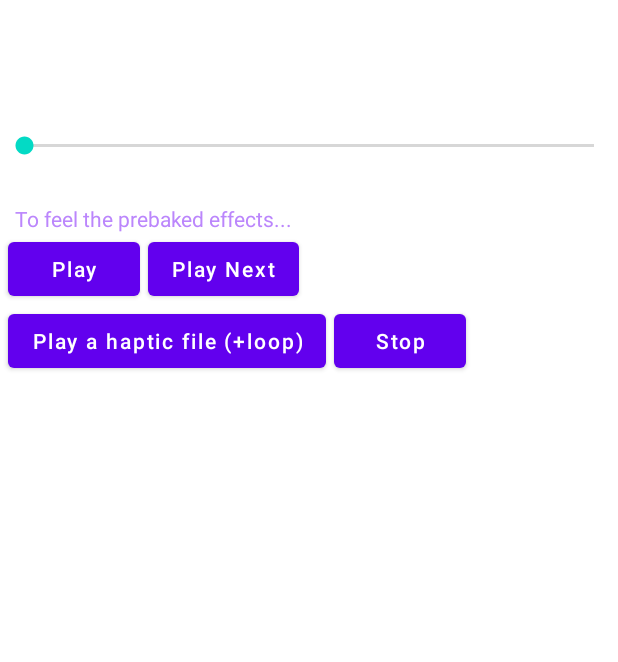
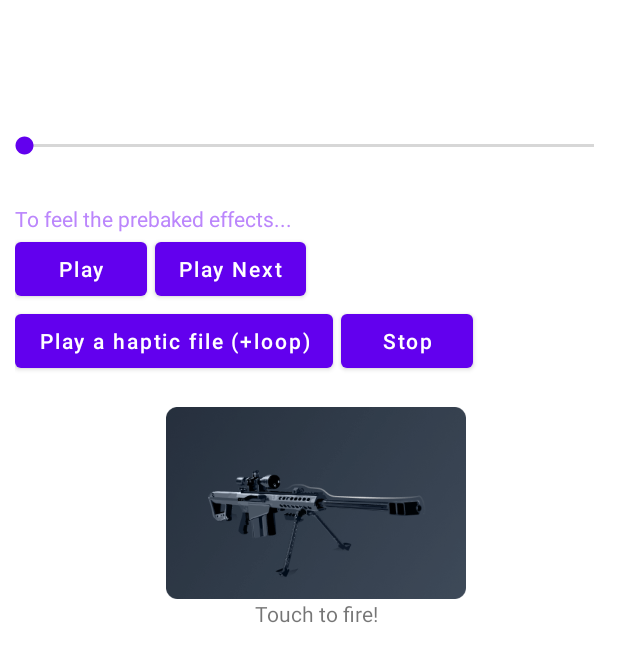
Before and after one commit to richtap-haptics/RichTapDynamics, an Android app: the layout activity_main.xml on its own in the app's theme, with its tools: preview values and no code run, on a phone screen of 412 x 824 dp. Shown: the top 662 px of the screen. Run offline under Robolectric (Android 15) with nearby library versions, the phone set to English and light mode, and no system bars.

Commit message:
v1.0.7 - 演示如何伴随音效一起振动

```diff
--- a/app/build.gradle
+++ b/app/build.gradle
@@ -11,7 +11,7 @@ android {
         minSdk 21
         targetSdk 32
         versionCode 1
-        versionName "1.0.6"
+        versionName "1.0.7"
 
         testInstrumentationRunner "androidx.test.runner.AndroidJUnitRunner"
     }
--- a/app/src/main/res/layout/activity_main.xml
+++ b/app/src/main/res/layout/activity_main.xml
@@ -31,6 +31,8 @@
         android:layout_height="wrap_content"
         android:layout_marginTop="10dp"
         android:layout_marginBottom="20dp"
+        android:progressTint="@color/purple_200"
+        android:thumbTint="@color/purple_500"
         android:max="100"/>
 
     <TextView
@@ -44,12 +46,12 @@
     <LinearLayout
         android:layout_width="match_parent"
         android:layout_height="wrap_content"
+        android:layout_marginStart="10dp"
         android:orientation="horizontal">
         <Button
             android:id="@+id/btnPlayPre"
             android:layout_width="wrap_content"
             android:layout_height="wrap_content"
-            android:layout_marginStart="5dp"
             android:textAllCaps="false"
             android:text="Play"/>
         <Button
@@ -64,12 +66,12 @@
     <LinearLayout
         android:layout_width="match_parent"
         android:layout_height="wrap_content"
+        android:layout_marginStart="10dp"
         android:orientation="horizontal">
         <Button
             android:id="@+id/btnPlayLoop"
             android:layout_width="wrap_content"
             android:layout_height="wrap_content"
-            android:layout_marginStart="5dp"
             android:textAllCaps="false"
             android:text="Play a haptic file (+loop)"/>
         <Button
@@ -82,4 +84,25 @@
             android:text="Stop"/>
     </LinearLayout>
 
+    <LinearLayout
+        android:layout_width="match_parent"
+        android:layout_height="wrap_content"
+        android:layout_marginTop="20dp"
+        android:layout_marginStart="10dp"
+        android:orientation="vertical"
+        tools:text="Play haptics with a sound effect">
+        <ImageView
+            android:id="@+id/ivGun"
+            android:layout_width="200dp"
+            android:layout_height="128dp"
+            android:scaleType="fitXY"
+            android:layout_gravity="center"
+            android:src="@drawable/sniper_rifle" />
+        <TextView
+            android:layout_width="wrap_content"
+            android:layout_height="wrap_content"
+            android:layout_gravity="center"
+            android:text="Touch to fire!"/>
+    </LinearLayout>
+
 </LinearLayout>
```
Also changed, not shown: app/src/main/java/com/example/richtapdynamics/MainActivity.kt (+33 -3 lines), app/src/main/res/drawable/sniper_rifle.png (added), 2 other files.
